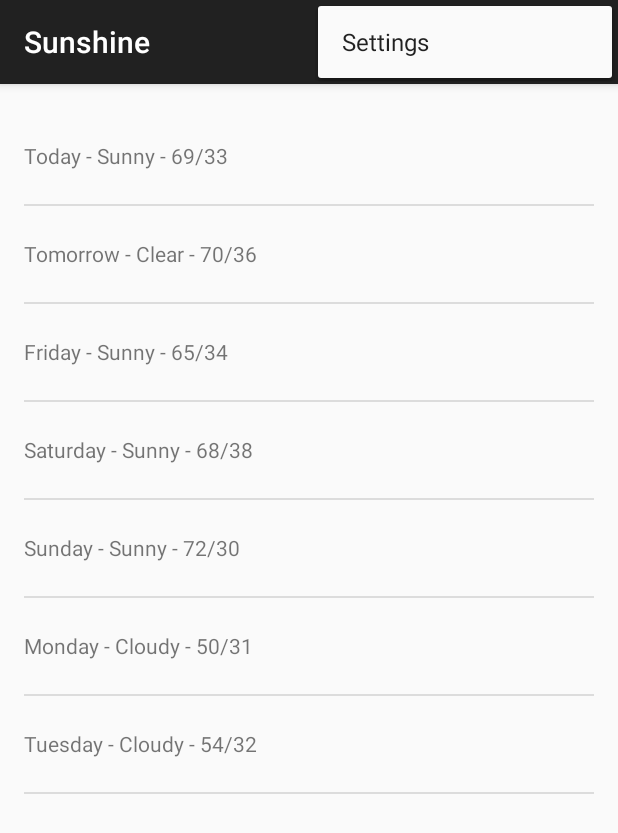
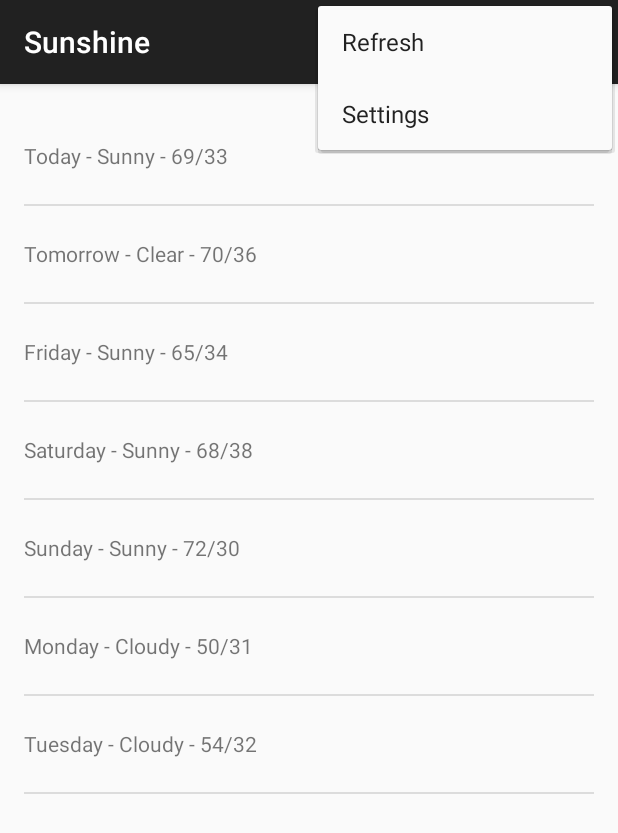
Before and after one commit to mbmunns/Sunshine, an Android app: the screen it shows after launch (MainActivity), with the options menu open, on a phone screen of 412 x 824 dp. Shown: the top 833 px of the screen. Run offline under Robolectric (Android 15) with nearby library versions, the phone set to English and light mode, and no system bars.

Commit message:
lesson 2

```diff
--- a/app/src/main/java/edu/unmc/sunshine/app/MainActivity.java
+++ b/app/src/main/java/edu/unmc/sunshine/app/MainActivity.java
@@ -1,21 +1,9 @@
 package edu.unmc.sunshine.app;
 
 import android.support.v7.app.ActionBarActivity;
-import android.support.v7.app.ActionBar;
-import android.support.v4.app.Fragment;
 import android.os.Bundle;
-import android.view.LayoutInflater;
 import android.view.Menu;
 import android.view.MenuItem;
-import android.view.View;
-import android.view.ViewGroup;
-import android.os.Build;
-import android.widget.ArrayAdapter;
-import android.widget.ListView;
-
-import java.util.ArrayList;
-import java.util.Arrays;
-import java.util.List;
 
 
 public class MainActivity extends ActionBarActivity {
@@ -26,7 +14,7 @@ public class MainActivity extends ActionBarActivity {
         setContentView(R.layout.activity_main);
         if (savedInstanceState == null) {
             getSupportFragmentManager().beginTransaction()
-                    .add(R.id.container, new PlaceholderFragment())
+                    .add(R.id.container, new ForecastFragment())
                     .commit();
         }
     }
@@ -54,47 +42,4 @@ public class MainActivity extends ActionBarActivity {
         return super.onOptionsItemSelected(item);
     }
 
-    /**
-     * A placeholder fragment containing a simple view.
-     */
-    public static class PlaceholderFragment extends Fragment {
-
-        public PlaceholderFragment() {
-        }
-
-        @Override
-        public View onCreateView(LayoutInflater inflater, ViewGroup container,
-                                 Bundle savedInstanceState) {
-            View rootView = inflater.inflate(R.layout.fragment_main, container, false);
-
-            String [] forecastArray = {
-                "Today - Sunny - 69/33",
-                "Tomorrow - Clear - 70/36",
-                "Friday - Sunny - 65/34",
-                "Saturday - Sunny - 68/38",
-                "Sunday - Sunny - 72/30",
-                "Monday - Cloudy - 50/31",
-                "Tuesday - Cloudy - 54/32"
-            };
-
-            List<String> weekForecast = new ArrayList<String>(
-                    Arrays.asList(forecastArray));
-
-            ArrayAdapter<String> mForecastAdapter = new ArrayAdapter<String>(
-                    // current context
-                    getActivity(),
-                    //ID of the list item layout xml file
-                    R.layout.list_item_forecast,
-                    //ID oif the textview to populate
-                    R.id.list_item_forecast_textview,
-                    // Forecast data
-                    weekForecast);
-
-            ListView listView = (ListView) rootView.findViewById(
-                    R.id.listview_forecast);
-            listView.setAdapter(mForecastAdapter);
-
-            return rootView;
-        }
-    }
 }
--- /dev/null
+++ b/app/src/main/res/menu/forecastfragment.xml
@@ -0,0 +1,8 @@
+<?xml version="1.0" encoding="utf-8"?>
+
+<menu xmlns:android="http://schemas.android.com/apk/res/android"
+    xmlns:app="http://schemas.android.com/apk/res-auto">
+    <item android:id="@+id/action_refresh"
+          android:title="@string/action_refresh"
+          app:showAsAction="never" />
+</menu>
--- a/app/src/main/res/menu/main.xml
+++ b/app/src/main/res/menu/main.xml
@@ -1,6 +1,8 @@
 <menu xmlns:android="http://schemas.android.com/apk/res/android"
     xmlns:app="http://schemas.android.com/apk/res-auto"
     xmlns:tools="http://schemas.android.com/tools" tools:context=".MainActivity">
-    <item android:id="@+id/action_settings" android:title="@string/action_settings"
-        android:orderInCategory="100" app:showAsAction="never" />
+    <item android:id="@+id/action_settings"
+        android:title="@string/action_settings"
+        android:orderInCategory="100"
+        app:showAsAction="never" />
 </menu>
--- a/app/src/main/res/values/strings.xml
+++ b/app/src/main/res/values/strings.xml
@@ -4,5 +4,5 @@
     <string name="app_name">Sunshine</string>
     <string name="hello_world">Hello world!</string>
     <string name="action_settings">Settings</string>
-
+    <string name="action_refresh">Refresh</string>
 </resources>
```
Also changed, not shown: app/src/main/java/edu/unmc/sunshine/app/ForecastFragment.java (added, +169 -0 lines).
